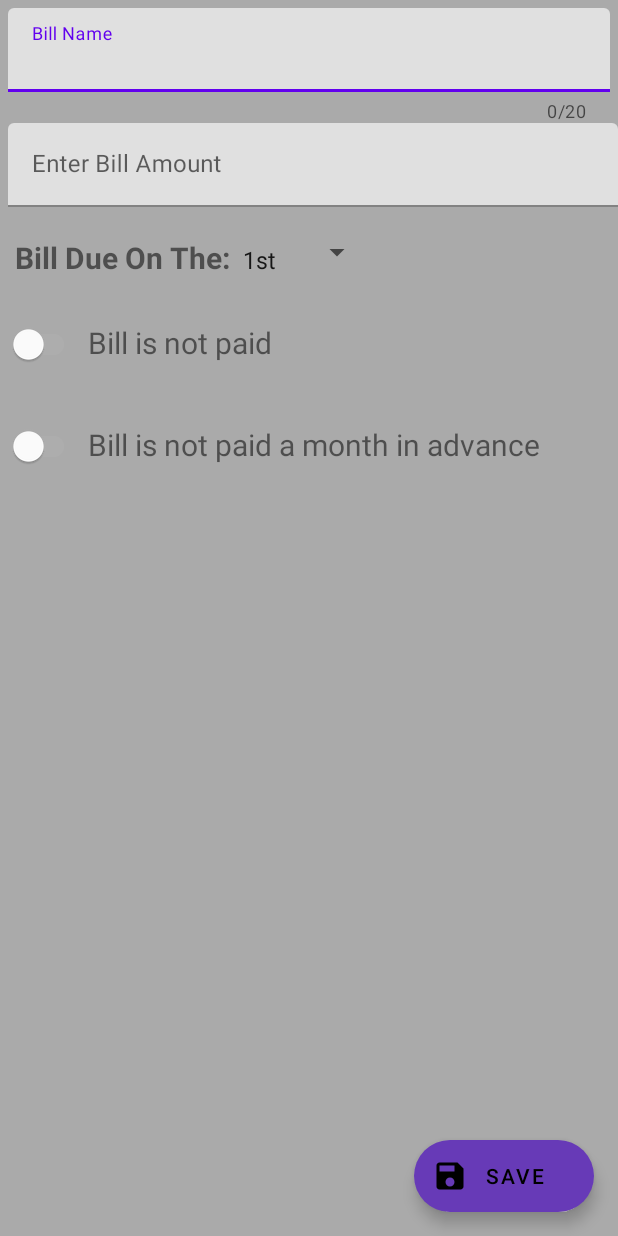
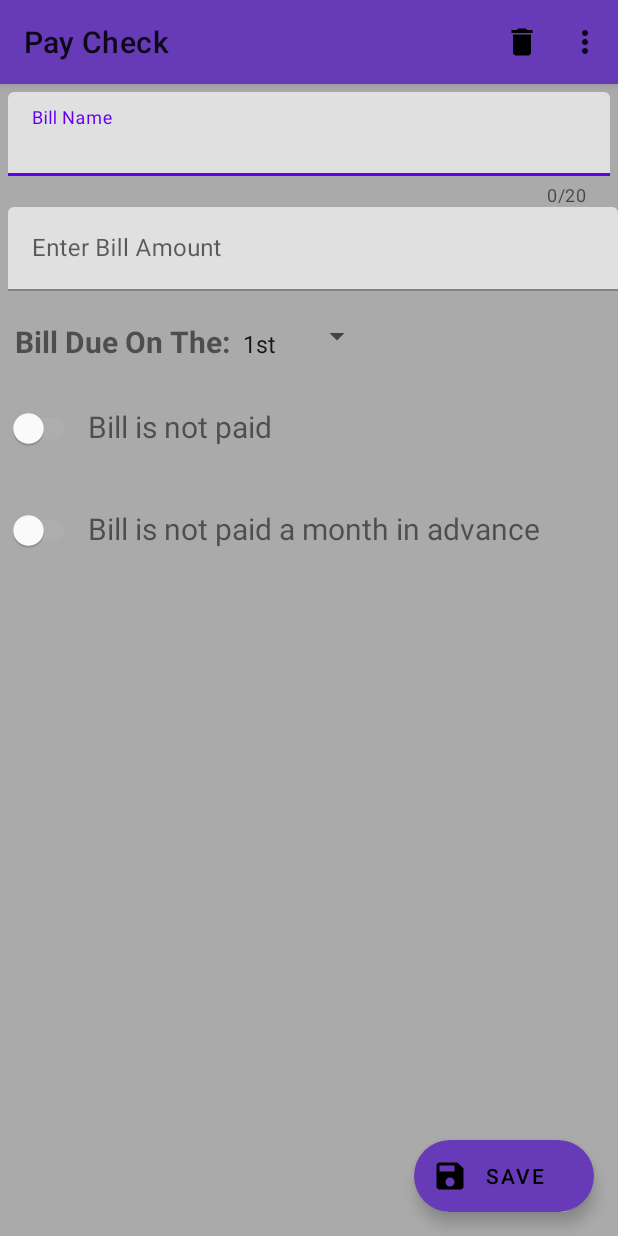
Before and after one commit to Cusyas/PayCheck, an Android app: the screen it shows after launch (MainActivity), after a tap on an icon or button, on a phone screen of 412 x 824 dp. Run offline under Robolectric (Android 15) with nearby library versions, the phone set to English and light mode, and no system bars; our stand-ins replace Room's generated code.

Commit message:
Fixed nav-graph. Everything should be functioning correctly
TODO Change the theme for the alertdialog to look better

```diff
--- a/app/src/main/AndroidManifest.xml
+++ b/app/src/main/AndroidManifest.xml
@@ -9,6 +9,8 @@
         android:roundIcon="@mipmap/ic_launcher_round"
         android:supportsRtl="true"
         android:theme="@style/Theme.MaterialComponents.Light.NoActionBar">
+
+
         <activity
             android:name=".settings.SettingsActivity"
             android:label="@string/title_activity_settings"></activity>
--- a/app/src/main/java/com/cusyas/android/paycheck/MainActivity.kt
+++ b/app/src/main/java/com/cusyas/android/paycheck/MainActivity.kt
@@ -20,8 +20,6 @@ import java.text.NumberFormat
 import java.util.*
 
 class MainActivity : AppCompatActivity() {
-
-
 
     private val newBillActivityRequestCode = 1
 
--- a/app/src/main/java/com/cusyas/android/paycheck/billDatabase/Bill.kt
+++ b/app/src/main/java/com/cusyas/android/paycheck/billDatabase/Bill.kt
@@ -5,9 +5,9 @@ import androidx.room.Entity
 import androidx.room.PrimaryKey
 
 @Entity (tableName = "bill_table")
-class Bill(@ColumnInfo(name = "bill_name")  val bill_name: String,
-           @ColumnInfo(name = "bill_amount") val bill_amount: Double = 0.00,
-           @ColumnInfo(name = "bill_due_date") val bill_due_date: Int = 1,
+class Bill(@ColumnInfo(name = "bill_name")  var bill_name: String,
+           @ColumnInfo(name = "bill_amount") var bill_amount: Double = 0.00,
+           @ColumnInfo(name = "bill_due_date") var bill_due_date: Int = 1,
            @ColumnInfo(name = "bill_paid") var bill_paid: Boolean = false,
            @ColumnInfo(name = "bill_paid_month_advance") var bill_paid_month_advance: Boolean = false){
     @PrimaryKey(autoGenerate = true) var bill_id: Int = 0
--- a/app/src/main/java/com/cusyas/android/paycheck/fragments/BillNewFragment.kt
+++ b/app/src/main/java/com/cusyas/android/paycheck/fragments/BillNewFragment.kt
@@ -1,5 +1,6 @@
 package com.cusyas.android.paycheck.fragments
 
+import android.app.Activity
 import android.content.Intent
 import android.graphics.Color
 import android.graphics.drawable.ColorDrawable
@@ -8,19 +9,20 @@ import android.text.Editable
 import android.text.TextWatcher
 import android.view.*
 import android.widget.Toast
-import androidx.appcompat.app.AlertDialog
+import android.app.AlertDialog
 import androidx.fragment.app.Fragment
 import androidx.lifecycle.ViewModelProvider
 import androidx.navigation.Navigation.findNavController
+import androidx.navigation.findNavController
 import androidx.navigation.fragment.NavHostFragment.findNavController
 import androidx.navigation.fragment.findNavController
 import com.cusyas.android.paycheck.MainActivity
 import com.cusyas.android.paycheck.R
 import com.cusyas.android.paycheck.billDatabase.Bill
 import com.cusyas.android.paycheck.billDatabase.BillViewModel
-import com.cusyas.android.paycheck.databinding.ActivityNewBillBinding
 import com.cusyas.android.paycheck.databinding.FragmentBillViewBinding
-import com.cusyas.android.paycheck.databinding.FragmentNewBillBinding
+import com.google.android.material.floatingactionbutton.ExtendedFloatingActionButton
+import com.google.android.material.floatingactionbutton.FloatingActionButton
 import kotlinx.android.synthetic.main.activity_new_bill.*
 import java.text.NumberFormat
 import java.util.*
@@ -32,21 +34,23 @@ class BillNewFragment : Fragment() {
 
     private lateinit var bill: Bill
     private lateinit var billViewModel: BillViewModel
+    private lateinit var buttonSave: ExtendedFloatingActionButton
 
     override fun onCreateView(
         inflater: LayoutInflater, container: ViewGroup?,
         savedInstanceState: Bundle?
     ): View? {
         // Inflate the layout for this fragment
-
         return inflater.inflate(R.layout.fragment_new_bill, container, false)
     }
 
-    override fun onActivityCreated(savedInstanceState: Bundle?) {
-        super.onActivityCreated(savedInstanceState)
-        var binding = FragmentBillViewBinding.inflate(layoutInflater)
-        val view = binding.root
-        activity?.setContentView(view)
+    override fun onViewCreated(view: View, savedInstanceState: Bundle?) {
+        super.onViewCreated(view, savedInstanceState)
+
+        buttonSave = requireActivity().findViewById(R.id.button_save)
+        val binding = FragmentBillViewBinding.bind(view)
+
+        //activity?.setContentView(view)
         //setHasOptionsMenu(true)
 
         billViewModel = ViewModelProvider(this).get(BillViewModel::class.java)
@@ -99,7 +103,7 @@ class BillNewFragment : Fragment() {
             }
         }
 
-        binding.buttonSave.setOnClickListener {
+        buttonSave.setOnClickListener {
             when {
                 binding.editBillName.editText!!.text.isEmpty() -> Toast.makeText(activity?.applicationContext ,"Bill name cannot be empty", Toast.LENGTH_LONG).show()
                 binding.editBillAmount.editText!!.text.isEmpty() -> Toast.makeText(activity?.applicationContext ,"Bill amount cannot be empty", Toast.LENGTH_LONG).show()
@@ -121,15 +125,17 @@ class BillNewFragment : Fragment() {
         // moving the cursor to the end of the name
         binding.editBillName.editText!!.requestFocus()
         binding.editBillName.editText!!.setSelection(binding.editBillName.editText!!.text.length)
+
+        setHasOptionsMenu(true)
     }
 
     override fun onCreateOptionsMenu(menu: Menu, inflater: MenuInflater) {
-        activity?.menuInflater?.inflate(R.menu.menu_edit_bill, menu)
+        inflater.inflate(R.menu.menu_edit_bill, menu)
     }
 
     override fun onOptionsItemSelected(item: MenuItem) = when (item.itemId){
         R.id.action_delete_bill -> {
-            val deleteDialogBuilder = AlertDialog.Builder(requireActivity().applicationContext)
+            val deleteDialogBuilder = AlertDialog.Builder(context)
             deleteDialogBuilder.setMessage("Are you sure you want to delete this bill?")
                 .setCancelable(false)
                 .setPositiveButton("Cancel") { dialog, which -> dialog.cancel() }
--- a/app/src/main/res/layout/fragment_bill_edit.xml
+++ b/app/src/main/res/layout/fragment_bill_edit.xml
@@ -1,5 +1,5 @@
 <?xml version="1.0" encoding="utf-8"?>
-<FrameLayout xmlns:android="http://schemas.android.com/apk/res/android"
+<androidx.constraintlayout.widget.ConstraintLayout xmlns:android="http://schemas.android.com/apk/res/android"
     xmlns:tools="http://schemas.android.com/tools"
     android:layout_width="match_parent"
     android:layout_height="match_parent"
@@ -15,4 +15,4 @@
         app:layout_constraintTop_toTopOf="parent">
     </fragment>
 
-</FrameLayout>
+</androidx.constraintlayout.widget.ConstraintLayout>
--- a/app/src/main/res/layout/fragment_bill_view.xml
+++ b/app/src/main/res/layout/fragment_bill_view.xml
@@ -131,25 +131,18 @@
 
 
     </LinearLayout>
-
     <com.google.android.material.floatingactionbutton.ExtendedFloatingActionButton
         android:id="@+id/button_save"
         style="@style/Widget.MaterialComponents.ExtendedFloatingActionButton.Icon"
         android:layout_width="wrap_content"
         android:layout_height="wrap_content"
-        android:layout_margin="16dp"
+        android:layout_marginEnd="16dp"
+        android:layout_marginBottom="16dp"
+        android:elevation="2dp"
         android:text="Save"
         app:backgroundTint="@color/colorPrimary"
         app:icon="@drawable/ic_save_black_24dp"
-        app:layout_anchorGravity="bottom|right|end"
+        app:layout_anchorGravity="bottom|end"
         app:layout_constraintBottom_toBottomOf="parent"
-        app:layout_constraintRight_toRightOf="parent" />
-
-
-
-
-
-
-
-
+        app:layout_constraintEnd_toEndOf="parent" />
 </androidx.constraintlayout.widget.ConstraintLayout>
--- a/app/src/main/res/layout/fragment_new_bill.xml
+++ b/app/src/main/res/layout/fragment_new_bill.xml
@@ -12,7 +12,8 @@
         android:layout_width="match_parent"
         android:layout_height="match_parent"
         app:layout_constraintStart_toStartOf="parent"
-        app:layout_constraintTop_toTopOf="parent">
-    </fragment>
+        app:layout_constraintTop_toTopOf="parent"/>
+
+
 
 </androidx.constraintlayout.widget.ConstraintLayout>
--- a/app/src/main/res/navigation/nav_graph.xml
+++ b/app/src/main/res/navigation/nav_graph.xml
@@ -25,8 +25,7 @@
         <action
             android:id="@+id/action_newBillFragment_to_billListFragment"
             app:destination="@id/billListFragment"
-            app:popUpTo="@+id/billListFragment"
-            app:popUpToInclusive="true"/>
+            />
 
     </fragment>
     <fragment
```
Also changed, not shown: app/src/main/java/com/cusyas/android/paycheck/fragments/BillEditFragment.kt (+24 -12 lines), app/src/main/java/com/cusyas/android/paycheck/fragments/BillViewFragment.kt (line endings or trailing spaces).
